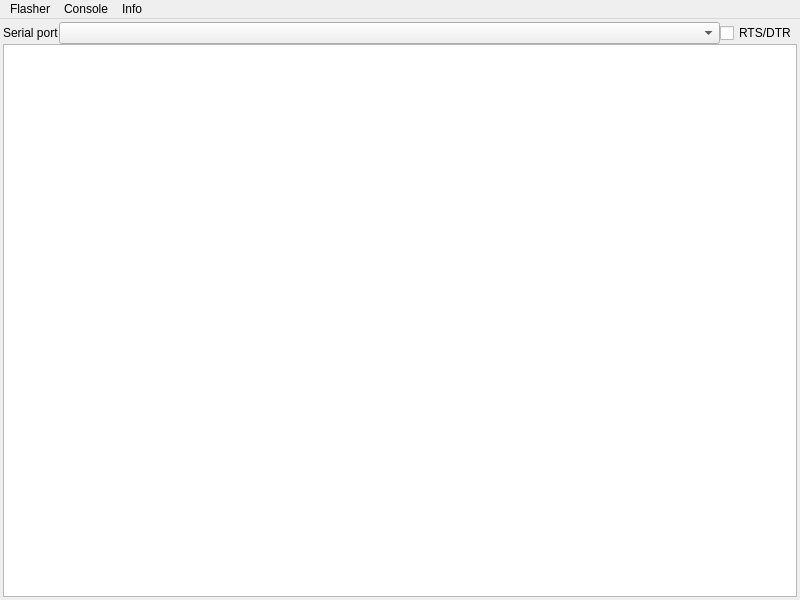
Before: the Qt Designer form tools/camflasher/camflasher.ui in remibert/pycameresp, drawn with Qt 5.
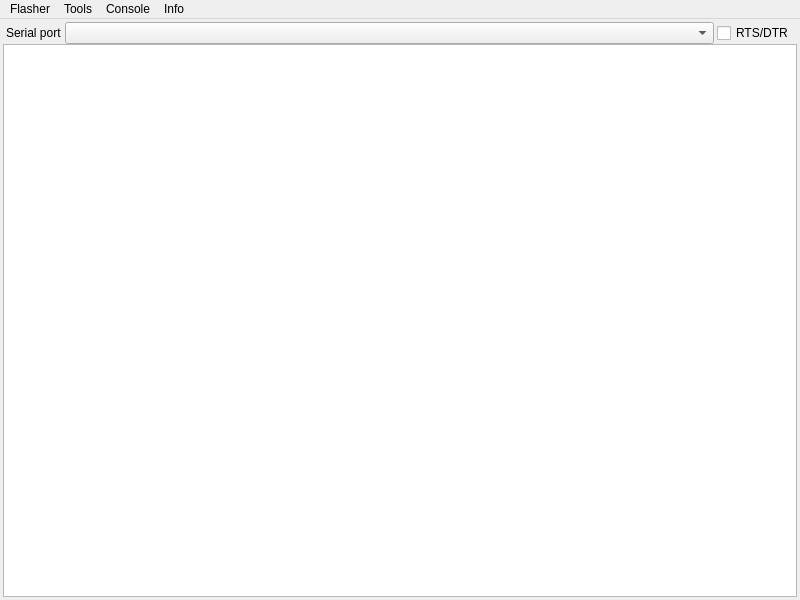
After: the same form once the commit is applied. Icons and pictures are not drawn.

Patch:
```diff
--- a/tools/camflasher/camflasher.ui
+++ b/tools/camflasher/camflasher.ui
@@ -37,7 +37,13 @@
     <item row="0" column="0">
      <layout class="QHBoxLayout" name="horizontalLayout">
       <property name="spacing">
-       <number>-1</number>
+       <number>3</number>
+      </property>
+      <property name="leftMargin">
+       <number>3</number>
+      </property>
+      <property name="rightMargin">
+       <number>3</number>
       </property>
       <property name="bottomMargin">
        <number>0</number>
@@ -137,7 +143,15 @@
     </property>
     <addaction name="action_about"/>
    </widget>
+   <widget class="QMenu" name="menu_tools">
+    <property name="title">
+     <string>Tools</string>
+    </property>
+    <addaction name="action_inject_shell"/>
+    <addaction name="action_inject_server"/>
+   </widget>
    <addaction name="menu_flasher"/>
+   <addaction name="menu_tools"/>
    <addaction name="menu_console"/>
    <addaction name="menu_info"/>
   </widget>
```
Left out of the diff: 10 changed lines with no effect on the pictures.
